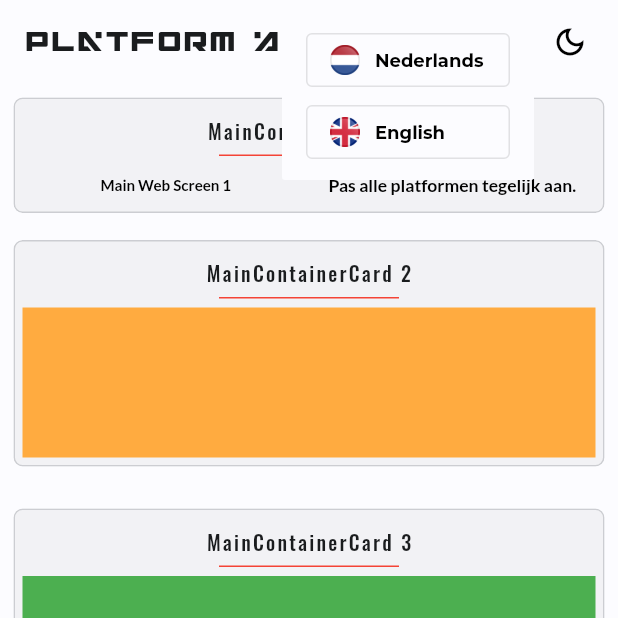
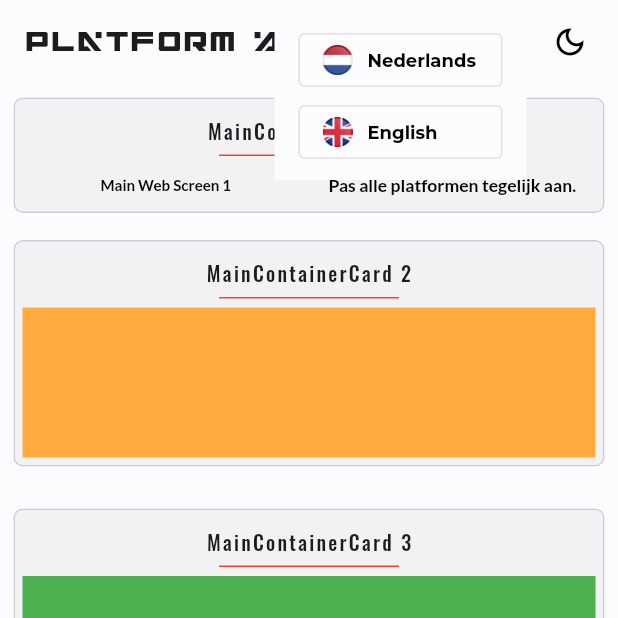
Before and after one commit to GhekkoNL/flutter_platform_app, a Flutter app: the screen it shows after launch, after a tap on the "g translate" icon, on a phone screen of 412 x 824 dp, the top half of it. Run offline on Flutter 3.47's test engine with Material 3 defaults, Android fonts, the phone set to English and light mode, and no system bars; our stand-ins replace gap, get, google_fonts, line_icons, responsive_sizer, webview_flutter; missing offline and left inert: flutter_acrylic, macos_ui, window_manager.

Commit message:
Small changes

```diff
--- a/lib/main.dart
+++ b/lib/main.dart
@@ -45,7 +45,7 @@ Future<void> main() async {
       );
       await windowManager.ensureInitialized();
       WindowOptions windowOptions = const WindowOptions(
-        size: Size(1280, 860),
+        size: Size(1220, 740),
         center: true,
         backgroundColor: Colors.transparent,
         skipTaskbar: false,
--- a/lib/platform/android/components/destinations.dart
+++ b/lib/platform/android/components/destinations.dart
@@ -1,5 +1,5 @@
+import 'package:flutter/material.dart';
 import 'package:get/get.dart';
-import 'package:flutter/material.dart';
 import 'package:line_icons/line_icons.dart';
 
 enum ScreenSelected {
--- a/lib/platform/android/widgets/action_toggles.dart
+++ b/lib/platform/android/widgets/action_toggles.dart
@@ -16,6 +16,7 @@ class ActionToggles extends StatelessWidget {
     final isBright = Theme.of(context).brightness == Brightness.light;
     return Row( children: [
       const LanguageSwitch(),
+      const Gap(5),
         Tooltip(
           preferBelow: showTooltipBelow,
           message: 'darkModeSwitch'.tr,
@@ -72,7 +73,7 @@ class ExpandedTrailingActions extends StatelessWidget {
         ],
       ),
     );
-    return screenHeight > 740
+    return screenHeight > 650
         ? trailingActionsBody
         : SingleChildScrollView(child: trailingActionsBody);
   }
--- a/lib/theme/widget_styling/design_elements.dart
+++ b/lib/theme/widget_styling/design_elements.dart
@@ -157,7 +157,7 @@ const colDivider = SizedBox(height: 6);
 
 const double narrowScreenWidthThreshold = 550;
 const double mediumWidthBreakpoint = 750;
-const double largeWidthBreakpoint = 1100;
+const double largeWidthBreakpoint = 1200;
 
 const double transitionLength = 500;
 
```
